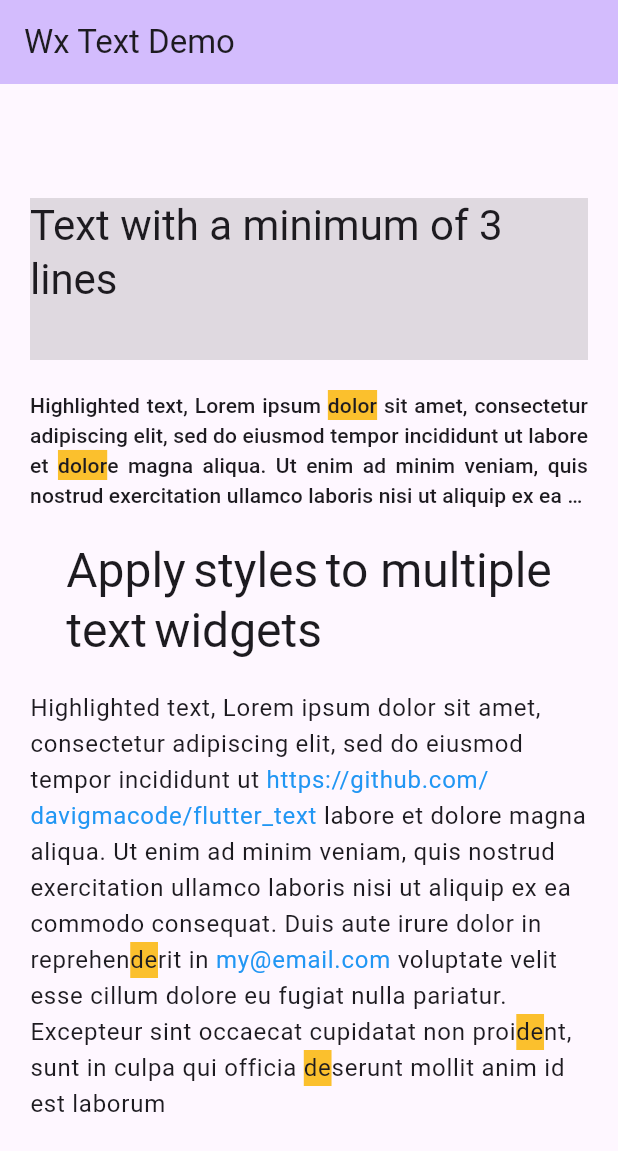
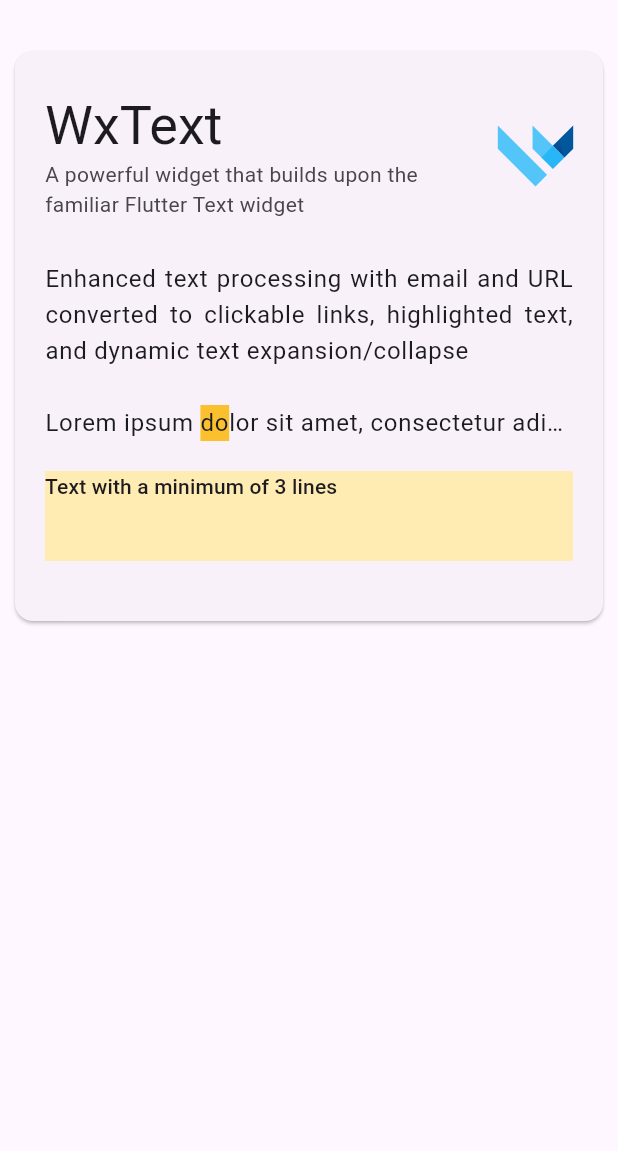
Before and after one commit to davigmacode/flutter_wx_text, a Flutter app: the screen it shows after launch, on a phone screen of 412 x 824 dp. Shown: the top 1151 px of the screen. Run offline on Flutter 3.47's test engine with Material 3 defaults, Android fonts, the phone set to English and light mode, and no system bars.

Commit message:
Updated example

```diff
--- a/example/lib/main.dart
+++ b/example/lib/main.dart
@@ -1,10 +1,27 @@
 /* spell-checker: disable */
+
+import 'dart:math';
 
 import 'package:flutter/material.dart';
 import 'package:wx_text/wx_text.dart';
+import 'package:url_launcher/url_launcher.dart';
 
 void main() {
   runApp(const MyApp());
+}
+
+Future<void> openURL(String url) async {
+  final Uri uri = Uri.parse(url);
+  if (!await launchUrl(uri)) {
+    throw Exception('Could not launch $uri');
+  }
+}
+
+Future<void> sendMail(String address) async {
+  final Uri uri = Uri.parse('mailto:$address');
+  if (!await launchUrl(uri)) {
+    throw Exception('Could not send mail $uri');
+  }
 }
 
 class MyApp extends StatelessWidget {
@@ -36,38 +53,51 @@ class _MyHomePageState extends State<MyHomePage> {
   @override
   Widget build(BuildContext context) {
     return Scaffold(
-      appBar: AppBar(
-        backgroundColor: Theme.of(context).colorScheme.inversePrimary,
-        title: Text(widget.title),
-      ),
-      body: Center(
+      body: SingleChildScrollView(
+        padding: const EdgeInsets.symmetric(vertical: 30),
+        child: Center(
           child: ConstrainedBox(
             constraints: const BoxConstraints(
-            maxWidth: 500,
+              maxWidth: 400,
             ),
-          child: SingleChildScrollView(
-            padding: const EdgeInsets.symmetric(
-              horizontal: 20,
-              vertical: 20,
+            child: Card(
+              child: Padding(
+                padding: const EdgeInsets.all(20.0),
+                child: WxTextStyler(
+                  variant: WxTextVariant.bodyLarge,
+                  child: Column(
+                    mainAxisSize: MainAxisSize.min,
+                    crossAxisAlignment: CrossAxisAlignment.stretch,
+                    children: <Widget>[
+                      ListTile(
+                        title: const WxText.displaySmall('WxText'),
+                        subtitle: const WxText(
+                          'A powerful widget that builds upon the familiar Flutter Text widget',
                         ),
-            child: Column(
-              mainAxisAlignment: MainAxisAlignment.center,
-              children: <Widget>[
-                const ColoredBox(
-                  color: Colors.black12,
-                  child: WxText.headlineMedium(
-                    'Text with a minimum of 3 lines',
-                    minLines: 3,
+                        trailing: Transform.translate(
+                          offset: const Offset(10, 0),
+                          child: Transform.rotate(
+                            angle: -90 * pi / 180,
+                            child: const FlutterLogo(size: 70),
                           ),
+                        ),
+                        contentPadding: EdgeInsets.zero,
                       ),
                       const SizedBox(height: 20),
                       WxSpoilerText(
-                  'Highlighted text, Lorem ipsum dolor sit amet, consectetur adipiscing elit, sed do eiusmod tempor incididunt ut labore et dolore magna aliqua. Ut enim ad minim veniam, quis nostrud exercitation ullamco laboris nisi ut aliquip ex ea commodo consequat. Duis aute irure dolor in reprehenderit in voluptate velit esse cillum dolore eu fugiat nulla pariatur. Excepteur sint occaecat cupidatat non proident, sunt in culpa qui officia deserunt mollit anim id est laborum',
-                  highlight: 'dolor',
-                  trimLines: 4,
+                        'Enhanced text processing with email and URL converted to clickable links, highlighted text, and dynamic text expansion/collapse\n\n'
+                        'Lorem ipsum dolor sit amet, consectetur adipiscing elit, sed do eiusmod tempor incididunt ut labore et dolore magna aliqua. Ut enim ad minim veniam, quis nostrud exercitation ullamco laboris nisi ut aliquip ex ea commodo consequat. Duis aute irure dolor in reprehenderit in voluptate velit esse cillum dolore eu fugiat nulla pariatur. Excepteur sint occaecat cupidatat non proident, sunt in culpa qui officia deserunt mollit anim id est laborum.\n\n'
+                        'https://pub.dev/packages/wx_text\n'
+                        'https://pub.dev/publishers/widgetarian.com\n'
+                        'davigmacode@gmail.com\n',
+                        highlight: 'do',
+                        trimLines: 5,
                         textAlign: TextAlign.justify,
                         overflow: TextOverflow.ellipsis,
-                  variant: WxTextVariant.labelLarge,
+                        filter: [
+                          WxTextFilter.email(onTap: sendMail),
+                          WxTextFilter.url(onTap: openURL),
+                        ],
                         builder: (context, text, toggle) {
                           return InkWell(
                             splashFactory: NoSplash.splashFactory,
@@ -77,30 +107,18 @@ class _MyHomePageState extends State<MyHomePage> {
                         },
                       ),
                       const SizedBox(height: 20),
-                const WxTextStyler(
-                  variant: WxTextVariant.headlineLarge,
-                  child: Wrap(
-                    spacing: 5,
-                    children: [
-                      WxText('Apply'),
-                      WxText('styles'),
-                      WxText('to multiple'),
-                      WxText('text'),
-                      WxText('widgets'),
+                      ColoredBox(
+                        color: Colors.amber.shade100,
+                        child: const WxText.labelLarge(
+                          'Text with a minimum of 3 lines',
+                          minLines: 3,
+                        ),
+                      ),
+                      const SizedBox(height: 20),
                     ],
                   ),
                 ),
-                const SizedBox(height: 20),
-                WxText.bodyLarge(
-                  'Highlighted text, Lorem ipsum dolor sit amet, consectetur adipiscing elit, sed do eiusmod tempor incididunt ut https://github.com/davigmacode/flutter_text labore et dolore magna aliqua. Ut enim ad minim veniam, quis nostrud exercitation ullamco laboris nisi ut aliquip ex ea commodo consequat. Duis aute irure dolor in reprehenderit in my@email.com voluptate velit esse cillum dolore eu fugiat nulla pariatur. Excepteur sint occaecat cupidatat non proident, sunt in culpa qui officia deserunt mollit anim id est laborum',
-                  highlight: 'de',
-                  filter: [
-                    WxTextFilter.email(onTap: (_) {}),
-                    WxTextFilter.url(onTap: (_) {}),
-                  ],
-                  // filterDisabled: true,
               ),
-              ],
             ),
           ),
         ),
--- a/example/pubspec.yaml
+++ b/example/pubspec.yaml
@@ -32,6 +32,7 @@ dependencies:
     sdk: flutter
   wx_text:
     path: ../
+  url_launcher: ^6.2.5
 
 dev_dependencies:
   flutter_test:
```
Also changed, not shown: example/pubspec.lock, media/preview.gif (added), media/preview.jpg (deleted), 5 other files. Lines whose indentation alone changed are shown as unchanged.
